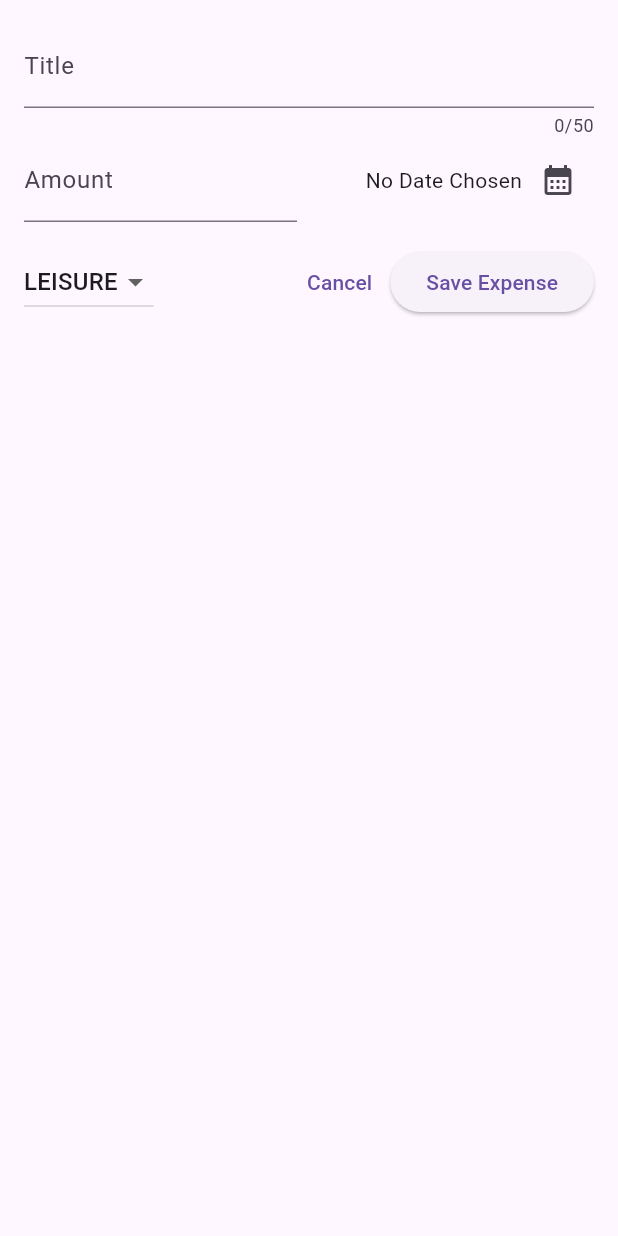
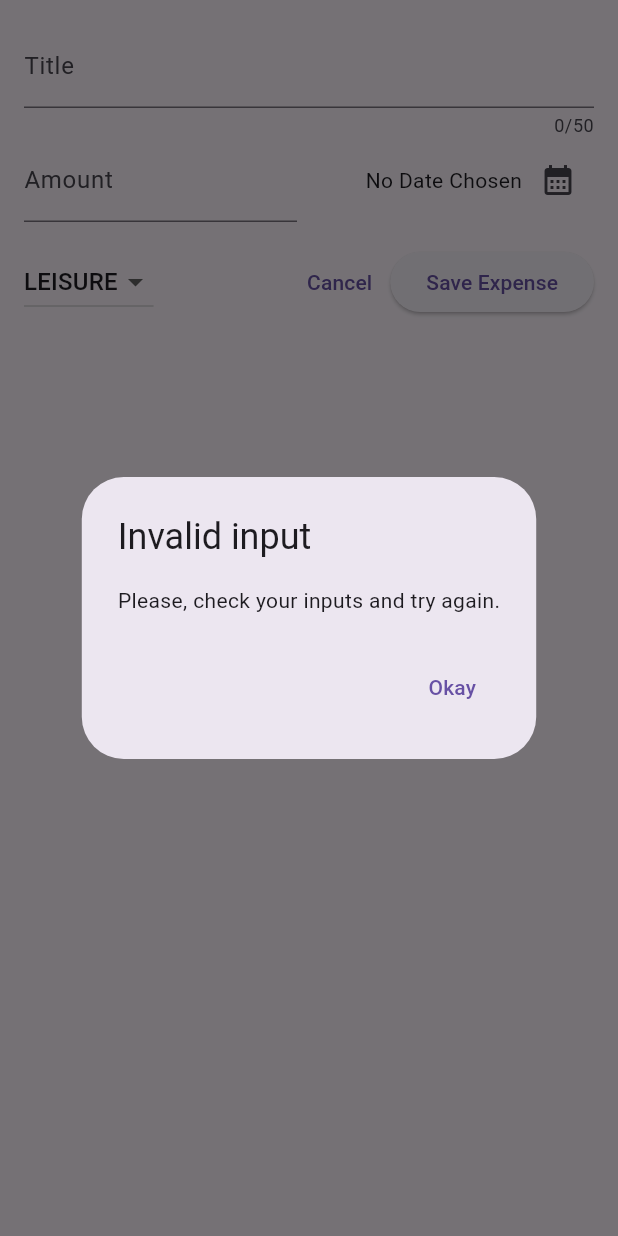
Before and after one commit to JuanDuran85/flutter_projects, a Flutter app: the NewExpense widget shown alone on an empty page, opened directly, after a tap on "Save Expense", on a phone screen of 412 x 824 dp. Run offline on Flutter 3.47's test engine with Material 3 defaults, Android fonts, the phone set to English and light mode, and no system bars; our stand-ins replace animate_do, dio, google_fonts, video_player.

Commit message:
error message

```diff
--- a/expense_tracker/lib/widgets/new_expense.dart
+++ b/expense_tracker/lib/widgets/new_expense.dart
@@ -38,6 +38,31 @@ class _NewExpenseState extends State<NewExpense> {
     setState(() {
       _selectedDate = pickedDate;
     });
+  }
+
+  void _submitExpenseData() {
+    final enteredAmount = double.tryParse(_amountController.text);
+    final amountIsInvalid = enteredAmount == null || enteredAmount <= 0;
+    if (_titleController.text.trim().isEmpty ||
+        amountIsInvalid ||
+        _selectedDate == null) {
+      showDialog(
+        context: context,
+        builder: (ctx) => AlertDialog(
+          title: const Text('Invalid input'),
+          content: const Text('Please, check your inputs and try again.'),
+          actions: [
+            TextButton(
+              onPressed: () {
+                Navigator.pop(ctx);
+              },
+              child: const Text('Okay'),
+            ),
+          ],
+        ),
+      );
+      return;
+    }
   }
 
   @override
@@ -121,10 +146,7 @@ class _NewExpenseState extends State<NewExpense> {
                   },
                   child: const Text('Cancel')),
               ElevatedButton(
-                onPressed: () {
-                  print(_titleController.text);
-                  print(_amountController.text);
-                },
+                onPressed: _submitExpenseData,
                 child: const Text('Save Expense'),
               ),
             ],
```
